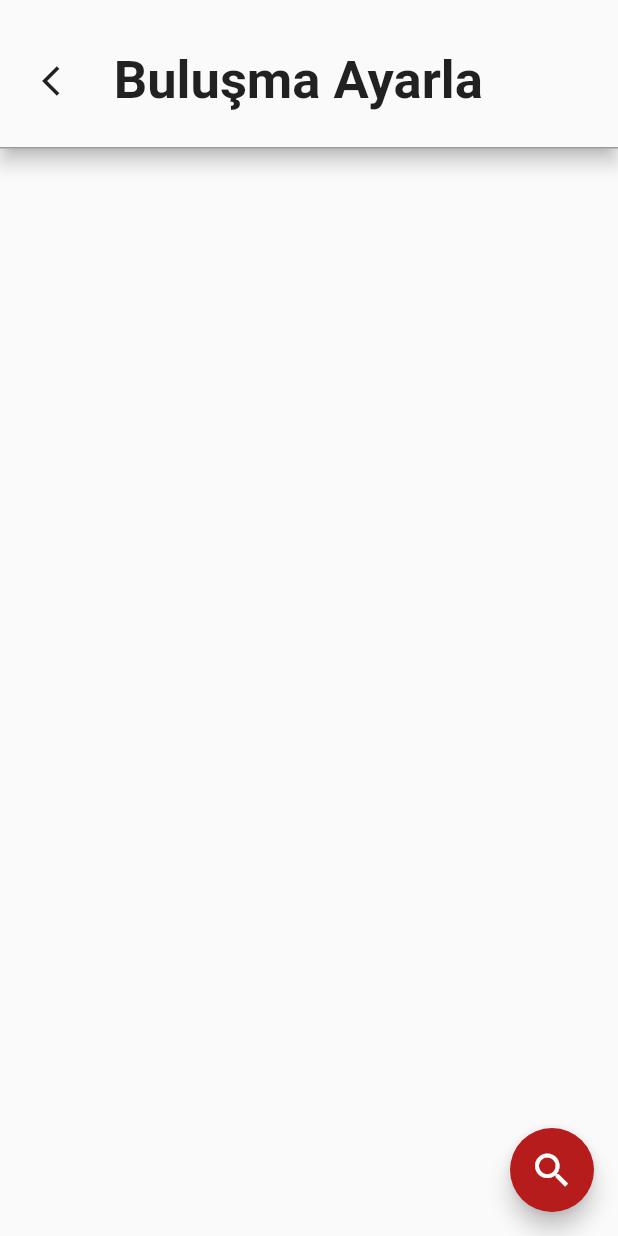
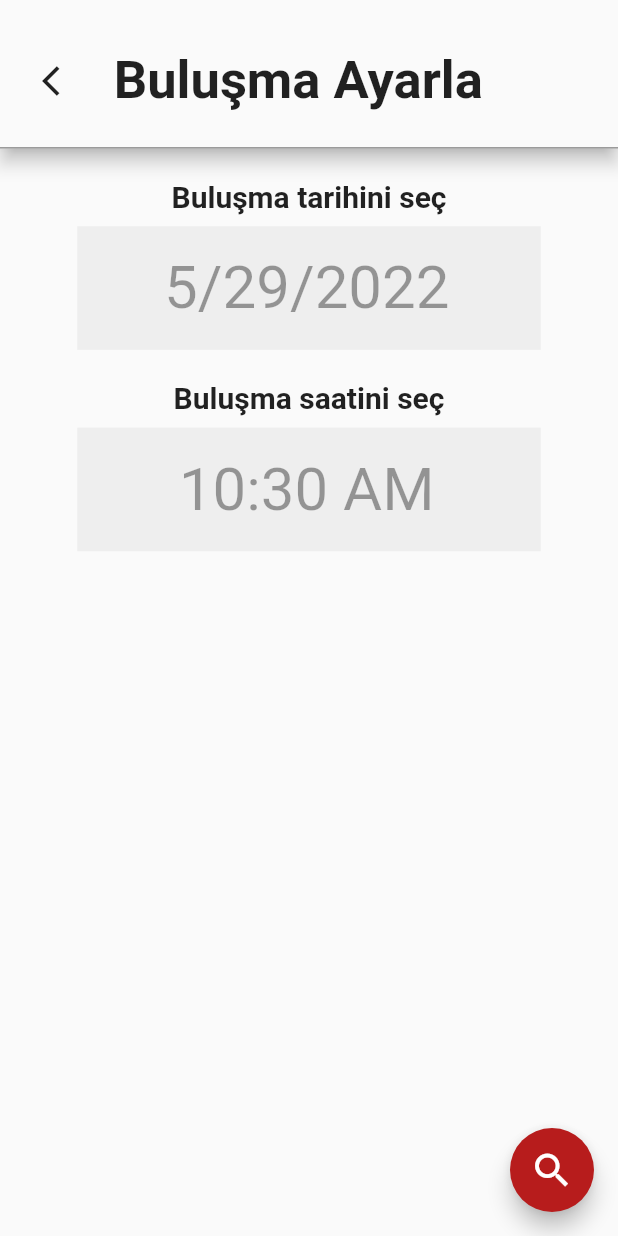
Before and after one commit to emreozturk7/chat_app, a Flutter app: the DateView screen opened by its route, on a phone screen of 412 x 824 dp. Run offline on Flutter 3.47's test engine with Material 2 defaults, Android fonts, the phone set to English and light mode, and no system bars; our stand-ins replace cloud_firestore, date_format, emoji_picker_flutter, firebase_auth, firebase_core, get and 5 more; accounts and stored records are empty.

Commit message:
Buluşma ekranı güncellendi.

```diff
--- a/lib/main.dart
+++ b/lib/main.dart
@@ -29,7 +29,7 @@ class Main extends StatelessWidget {
               debugShowCheckedModeBanner: false,
               title: 'Arkadaş Takip',
               initialRoute:
-                  authCtrl.isAuth.isTrue ? Routes.HOME_VIEW : Routes.LOGIN_VIEW,
+                  authCtrl.isAuth.isTrue ? Routes.DATE_VIEW : Routes.LOGIN_VIEW,
               getPages: AppPages.routes,
             ),
           );
--- a/lib/modules/date/date_view.dart
+++ b/lib/modules/date/date_view.dart
@@ -1,12 +1,85 @@
 import 'package:flutter/material.dart';
+import 'package:flutter_chat_app/core/context_extensions.dart';
 import 'package:flutter_chat_app/routes/app_pages.dart';
 import 'package:get/get.dart';
+import 'package:date_format/date_format.dart';
+import 'package:intl/intl.dart';
 
-class DateView extends StatelessWidget {
+class DateView extends StatefulWidget {
   const DateView({Key? key}) : super(key: key);
 
   @override
+  State<DateView> createState() => _DateViewState();
+}
+
+class _DateViewState extends State<DateView> {
+  double? _height;
+  double? _width;
+
+  String? _setTime, _setDate;
+
+  String? _hour, _minute, _time;
+
+  String? dateTime;
+
+  DateTime selectedDate = DateTime.now();
+
+  TimeOfDay selectedTime = TimeOfDay(hour: 00, minute: 00);
+
+  final TextEditingController _dateController = TextEditingController();
+  final TextEditingController _timeController = TextEditingController();
+
+  Future<void> _selectDate(BuildContext context) async {
+    final DateTime? picked = await showDatePicker(
+        context: context,
+        initialDate: selectedDate,
+        initialDatePickerMode: DatePickerMode.day,
+        firstDate: DateTime(2015),
+        lastDate: DateTime(2101));
+    if (picked != null) {
+      setState(() {
+        selectedDate = picked;
+        _dateController.text = DateFormat.yMd().format(selectedDate);
+      });
+    }
+  }
+
+  Future<void> _selectTime(BuildContext context) async {
+    final TimeOfDay? picked = await showTimePicker(
+      context: context,
+      initialTime: selectedTime,
+    );
+    if (picked != null) {
+      setState(() {
+        selectedTime = picked;
+        _hour = selectedTime.hour.toString();
+        _minute = selectedTime.minute.toString();
+        _time = _hour! + ' : ' + _minute!;
+        _timeController.text = _time!;
+        _timeController.text = formatDate(
+            DateTime(2019, 08, 1, selectedTime.hour, selectedTime.minute),
+            [hh, ':', nn, " ", am]).toString();
+      });
+    }
+  }
+
+  @override
+  void initState() {
+    _dateController.text = DateFormat.yMd().format(DateTime.now());
+
+    _timeController.text = formatDate(
+        DateTime(2019, 08, 1, DateTime.now().hour, DateTime.now().minute),
+        [hh, ':', nn, " ", am]).toString();
+    super.initState();
+  }
+
+  @override
   Widget build(BuildContext context) {
+    _height = MediaQuery.of(context).size.height;
+    _width = MediaQuery.of(context).size.width;
+
+    dateTime = DateFormat.yMd().format(DateTime.now());
+
     return Scaffold(
       floatingActionButton: FloatingActionButton(
         onPressed: () => Get.toNamed(Routes.CONTACTS_VIEW),
@@ -19,7 +92,9 @@ class DateView extends StatelessWidget {
       ),
       body: Center(
         child: Column(
-          children: [
+          children: <Widget>[
+            Column(
+              children: <Widget>[
                 Material(
                   elevation: 5,
                   child: Container(
@@ -60,6 +135,86 @@ class DateView extends StatelessWidget {
                 ),
               ],
             ),
+            SizedBox(height: context.dynamicHeight(0.025)),
+            Column(
+              children: [
+                Text(
+                  'Buluşma tarihini seç',
+                  style: TextStyle(
+                    fontSize: 20,
+                    fontWeight: FontWeight.w600,
+                  ),
+                ),
+                SizedBox(height: context.dynamicHeight(0.01)),
+                InkWell(
+                  onTap: () {
+                    _selectDate(context);
+                  },
+                  child: Container(
+                    width: context.dynamicWidth(0.75),
+                    height: context.dynamicHeight(0.1),
+                    alignment: Alignment.center,
+                    decoration: BoxDecoration(color: Colors.grey[200]),
+                    child: TextFormField(
+                      style: TextStyle(fontSize: 40),
+                      textAlign: TextAlign.center,
+                      enabled: false,
+                      keyboardType: TextInputType.text,
+                      controller: _dateController,
+                      onSaved: (val) {
+                        _setDate = val;
+                      },
+                      decoration: InputDecoration(
+                        disabledBorder: UnderlineInputBorder(
+                          borderSide: BorderSide.none,
+                        ),
+                      ),
+                    ),
+                  ),
+                ),
+              ],
+            ),
+            SizedBox(height: context.dynamicHeight(0.025)),
+            Column(
+              children: <Widget>[
+                Text(
+                  'Buluşma saatini seç',
+                  style: TextStyle(
+                    fontSize: 20,
+                    fontWeight: FontWeight.w600,
+                  ),
+                ),
+                SizedBox(height: context.dynamicHeight(0.01)),
+                InkWell(
+                  onTap: () {
+                    _selectTime(context);
+                  },
+                  child: Container(
+                    width: context.dynamicWidth(0.75),
+                    height: context.dynamicHeight(0.1),
+                    alignment: Alignment.center,
+                    decoration: BoxDecoration(color: Colors.grey[200]),
+                    child: TextFormField(
+                      style: TextStyle(fontSize: 40),
+                      textAlign: TextAlign.center,
+                      onSaved: (val) {
+                        _setTime = val;
+                      },
+                      enabled: false,
+                      keyboardType: TextInputType.text,
+                      controller: _timeController,
+                      decoration: InputDecoration(
+                        disabledBorder: UnderlineInputBorder(
+                          borderSide: BorderSide.none,
+                        ),
+                      ),
+                    ),
+                  ),
+                ),
+              ],
+            ),
+          ],
+        ),
       ),
     );
   }
```
Lines whose indentation alone changed are shown as unchanged.
